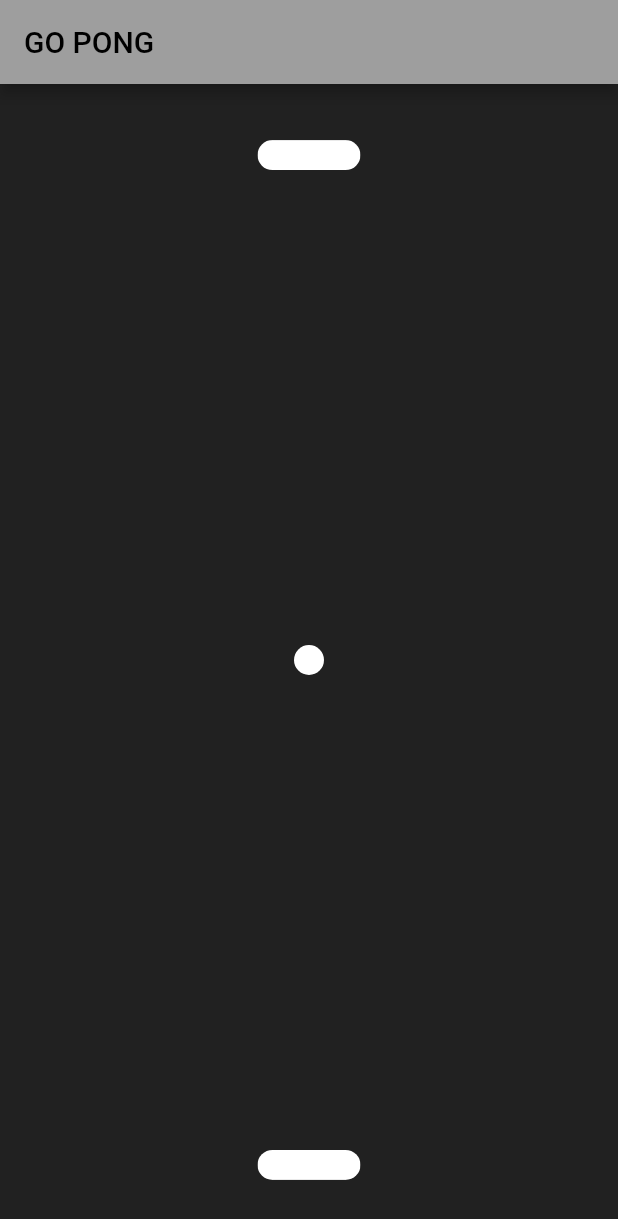
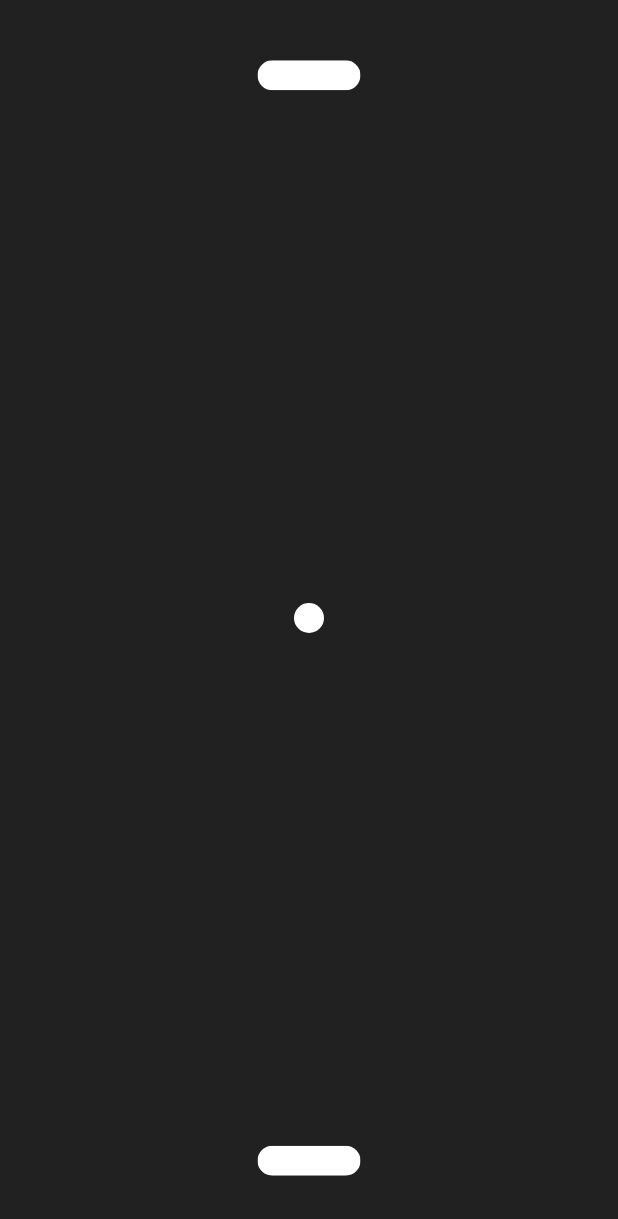
Before and after one commit to louieseno/Go-Pong, a Flutter app: the screen it shows after launch, on a phone screen of 412 x 824 dp. Shown: the top 1219 px of the screen. Run offline on Flutter 3.47's test engine with Material 2 defaults, Android fonts, the phone set to English and light mode, and no system bars.

Commit message:
feat: hide status bar

```diff
--- a/lib/views/play_area/play_area_view.dart
+++ b/lib/views/play_area/play_area_view.dart
@@ -1,4 +1,5 @@
 import 'package:flutter/material.dart';
+import 'package:flutter/services.dart';
 import 'package:go_pong/views/play_area/widgets/ball.dart';
 import 'package:go_pong/views/play_area/widgets/brick.dart';
 
@@ -12,9 +13,14 @@ class PlayAreaView extends StatefulWidget {
 
 class _PlayAreaViewState extends State<PlayAreaView> {
   @override
+  void initState() {
+    SystemChrome.setEnabledSystemUIMode(SystemUiMode.immersive);
+    super.initState();
+  }
+
+  @override
   Widget build(BuildContext context) {
     return Scaffold(
-      appBar: AppBar(title: const Text('GO PONG')),
       body: Center(
         child: Stack(
           children: const [
```
